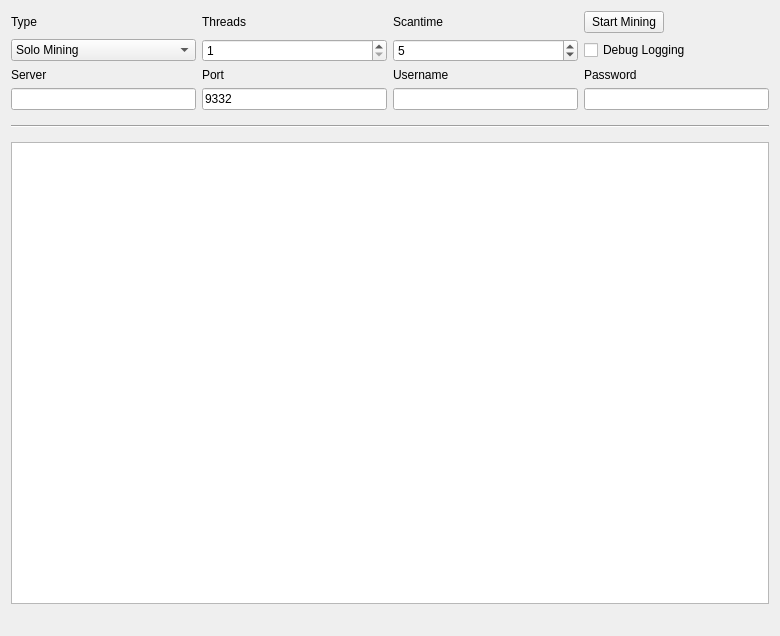
This is src/qt/forms/miningpage.ui in nazigold/nazigold as Qt 5 draws it before an edit. The edited form follows.
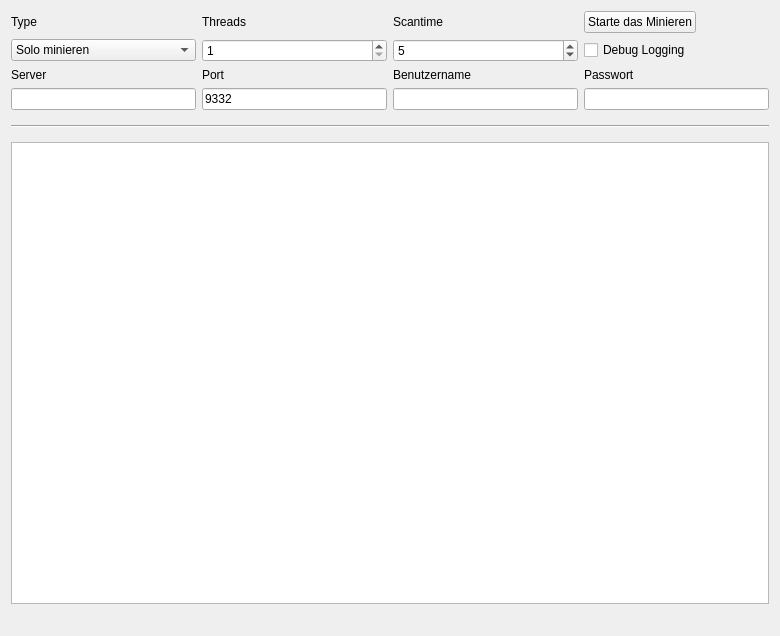
This is the edited form.

```diff
--- a/src/qt/forms/miningpage.ui
+++ b/src/qt/forms/miningpage.ui
@@ -30,7 +30,7 @@
       <bool>true</bool>
      </property>
      <property name="text">
-      <string>Username</string>
+      <string>Benutzername</string>
      </property>
     </widget>
    </item>
@@ -60,7 +60,7 @@
       <bool>true</bool>
      </property>
      <property name="text">
-      <string>Password</string>
+      <string>Passwort</string>
      </property>
     </widget>
    </item>
@@ -83,7 +83,7 @@
       </sizepolicy>
      </property>
      <property name="text">
-      <string>Start Mining</string>
+      <string>Starte das Minieren</string>
      </property>
     </widget>
    </item>
@@ -202,7 +202,7 @@
      </property>
      <item>
       <property name="text">
-       <string>Solo Mining</string>
+       <string>Solo minieren</string>
       </property>
      </item>
      <item>
```
Left out of the diff: 2 changed lines with no effect on the pictures.
